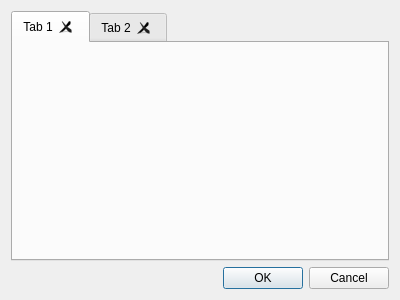
Above: ui/condetrol/condetrol/device_configuration_editors/configurations_editor.ui from light-scattering-iogs/caqtus before the change. Below: the same form after it.
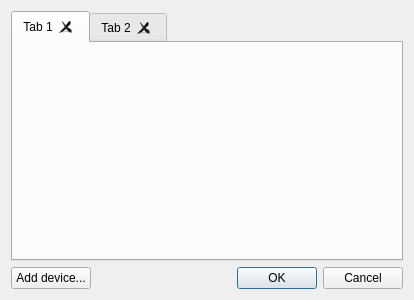
That is the form after the change.

Commit message: Fix add button not showing when no configuration in device configurations editor

```diff
--- a/ui/condetrol/condetrol/device_configuration_editors/configurations_editor.ui
+++ b/ui/condetrol/condetrol/device_configuration_editors/configurations_editor.ui
@@ -6,7 +6,7 @@
    <rect>
     <x>0</x>
     <y>0</y>
-    <width>400</width>
+    <width>414</width>
     <height>300</height>
    </rect>
   </property>
@@ -38,6 +38,18 @@
     </widget>
    </item>
    <item>
+    <layout class="QHBoxLayout" name="horizontalLayout">
+     <property name="spacing">
+      <number>6</number>
+     </property>
+     <item>
+      <widget class="QPushButton" name="add_device_button">
+       <property name="text">
+        <string>Add device...</string>
+       </property>
+      </widget>
+     </item>
+     <item>
     <widget class="QDialogButtonBox" name="buttonBox">
      <property name="orientation">
       <enum>Qt::Horizontal</enum>
@@ -46,6 +58,8 @@
       <set>QDialogButtonBox::Cancel|QDialogButtonBox::Ok</set>
      </property>
     </widget>
+     </item>
+    </layout>
    </item>
   </layout>
  </widget>
```
Lines whose indentation alone changed are shown as unchanged. The commit also changes 2 other files.
